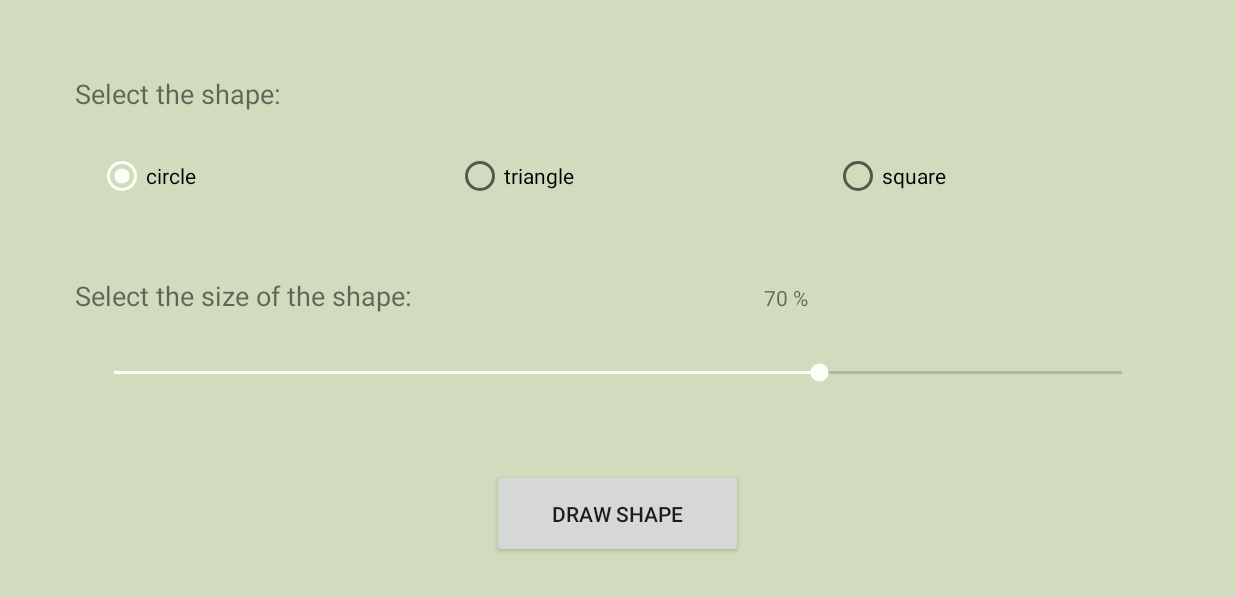
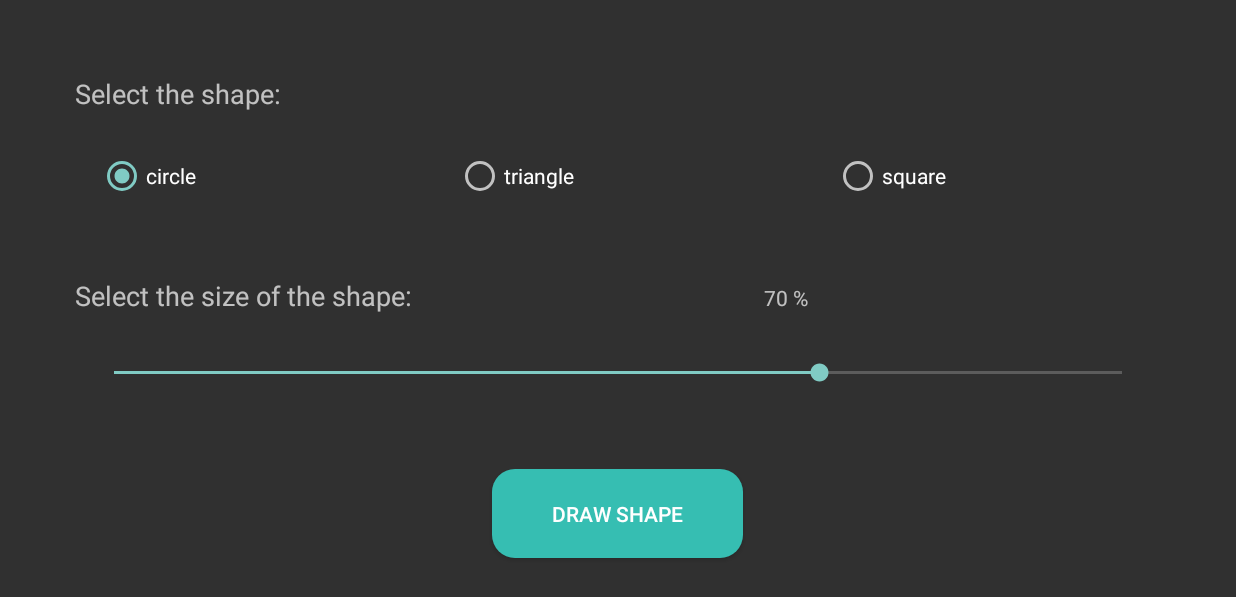
Before and after one commit to jb4634/TestApp_4WEB, an Android app: the ShapeActivity screen opened directly, with no data from a screen before it, on a phone screen of 824 x 412 dp (held sideways). Shown: the top 597 px of the screen. Run offline under Robolectric (Android 15) with nearby library versions, the phone set to English and light mode, and no system bars.

Commit message:
Default dark barve izbrane

```diff
--- a/app/src/main/java/com/example/blajan/testapp/DrawActivity.java
+++ b/app/src/main/java/com/example/blajan/testapp/DrawActivity.java
@@ -126,7 +126,7 @@ public class DrawActivity extends AppCompatActivity {
             super(context);
             paint = new Paint();
             paint.setStyle(Paint.Style.STROKE);
-            paint.setColor(Color.BLUE);
+            paint.setColor(Color.parseColor("#01A19B"));
         }
 
         @Override
--- /dev/null
+++ b/app/src/main/res/drawable/button_enabled.xml
@@ -0,0 +1,17 @@
+<?xml version="1.0" encoding="utf-8"?>
+<shape xmlns:android="http://schemas.android.com/apk/res/android" android:shape="rectangle">
+    <corners
+        android:radius="15dp"/>
+
+    <padding
+        android:bottom="7dp"
+        android:left="7dp"
+        android:right="7dp"
+        android:top="7dp" />
+
+    <!--stroke
+        android:width="2dp"
+        android:color="@color/buttonStroke" /-->
+
+    <solid android:color="@color/buttonBackground" />
+</shape>
--- a/app/src/main/res/drawable/voice_r.xml
+++ /dev/null
@@ -1,6 +0,0 @@
-<?xml version="1.0" encoding="utf-8"?>
-<scale
-    xmlns:android="http://schemas.android.com/apk/res/android"
-    android:drawable="@drawable/voice"
-    android:scaleHeight="30%"
-    android:scaleWidth="30%" />
--- a/app/src/main/res/layout/activity_main.xml
+++ b/app/src/main/res/layout/activity_main.xml
@@ -22,8 +22,9 @@
                 android:layout_height="wrap_content"
                 android:layout_centerHorizontal="true"
                 android:layout_centerVertical="true"
-                android:text="Choose your task:"
-                android:textSize="20dp"
+                android:text=""
+                android:textSize="30dp"
+                android:textColor="#ffffff"
                 />
         </RelativeLayout>
 
@@ -35,17 +36,21 @@
             android:layout_marginHorizontal="20dp">
             <Button
                 android:id="@+id/speechBtn"
+                style="@style/buttonText"
                 android:layout_height="match_parent"
                 android:layout_width="0dp"
                 android:text="Text to speech"
+                android:textSize="20dp"
                 android:layout_weight="1"
                 android:layout_marginRight="10dp"
                 />
             <Button
                 android:id="@+id/shapesBtn"
+                style="@style/buttonText"
                 android:layout_height="match_parent"
                 android:layout_width="0dp"
                 android:text="Shapes"
+                android:textSize="20dp"
                 android:layout_weight="1"
                 />
         </LinearLayout>
--- a/app/src/main/res/layout/activity_shape.xml
+++ b/app/src/main/res/layout/activity_shape.xml
@@ -18,12 +18,13 @@
             android:layout_height="wrap_content"
             android:layout_weight="1"
             android:layout_marginTop="30dp"
+            android:layout_marginStart="30dp"
             android:layout_marginLeft="30dp">
             <TextView
                 android:layout_width="match_parent"
                 android:layout_height="wrap_content"
-                android:text="Select the shape:"
-                android:textSize="18dp"
+                android:text="@string/select_the_shape"
+                android:textSize="18sp"
                 />
             <RadioGroup
                 android:id="@+id/group_shape"
@@ -31,27 +32,29 @@
                 android:layout_width="match_parent"
                 android:layout_height="wrap_content"
                 android:orientation="horizontal"
-                android:layout_marginLeft="15dp"
+                android:layout_marginStart="15dp"
                 android:checkedButton="@id/rb_circle"
-                >
+                android:layout_marginLeft="15dp">
                 <RadioButton
                     android:id="@+id/rb_circle"
                     android:layout_weight="1"
                     android:layout_width="wrap_content"
                     android:layout_height="wrap_content"
-                    android:text="circle" />
+                    android:text="@string/circle"
+                    />
                 <RadioButton
                     android:id="@+id/rb_triangle"
                     android:layout_weight="1"
                     android:layout_width="wrap_content"
                     android:layout_height="wrap_content"
-                    android:text="triangle" />
+                    android:text="@string/triangle"
+                    />
                 <RadioButton
                     android:id="@+id/rb_square"
                     android:layout_weight="1"
                     android:layout_width="wrap_content"
                     android:layout_height="wrap_content"
-                    android:text="square" />
+                    android:text="@string/square"/>
             </RadioGroup>
 
         </RelativeLayout>
@@ -59,7 +62,8 @@
             android:layout_width="match_parent"
             android:layout_height="wrap_content"
             android:layout_weight="1"
-            android:layout_marginHorizontal="30dp">
+            android:layout_marginStart="30dp"
+            android:layout_marginEnd="30dp">
             <LinearLayout
                 android:layout_width="match_parent"
                 android:layout_height="wrap_content"
@@ -67,13 +71,13 @@
                 <TextView
                     android:layout_width="wrap_content"
                     android:layout_height="wrap_content"
-                    android:text="Select the size of the shape:"
-                    android:textSize="18dp"/>
+                    android:text="@string/select_the_size_of_the_shape"
+                    android:textSize="18sp"/>
                 <TextView
                     android:id="@+id/size_text"
                     android:layout_width="match_parent"
                     android:layout_height="wrap_content"
-                    android:text="70 %"
+                    android:text="@string/default_progress"
                     android:gravity="center_horizontal"/>
 
             </LinearLayout>
@@ -82,7 +86,8 @@
                 android:layout_width="match_parent"
                 android:layout_height="wrap_content"
                 android:layout_centerVertical="true"
-                android:layout_marginHorizontal="10dp"
+                android:layout_marginStart="10dp"
+                android:layout_marginEnd="10dp"
                 android:max="100"
                 android:progress="70"
                 />
@@ -90,19 +95,20 @@
         <RelativeLayout
             android:layout_width="match_parent"
             android:layout_height="wrap_content"
->
+            >
             <Button
                 android:id="@+id/draw_button"
+                style="@style/buttonText"
                 android:layout_width="wrap_content"
                 android:layout_height="wrap_content"
                 android:layout_centerHorizontal="true"
-                android:text="Draw shape"
-                android:paddingHorizontal="40dp"
-                android:paddingVertical="20dp"
+                android:text="@string/draw_button"
+                android:paddingStart="40dp"
+                android:paddingEnd="40dp"
+                android:paddingTop="20dp"
+                android:paddingBottom="20dp"
                 android:layout_marginBottom="20dp"
                 />
         </RelativeLayout>
-
-
     </LinearLayout>
 </android.support.constraint.ConstraintLayout>
--- a/app/src/main/res/values/colors.xml
+++ b/app/src/main/res/values/colors.xml
@@ -1,8 +1,8 @@
 <?xml version="1.0" encoding="utf-8"?>
 <resources>
-    <color name="colorPrimary">#3E606F</color>
-    <color name="colorPrimaryDark">#193441</color>
-    <color name="colorAccent">#FCFFF5</color>
-    <color name="activityBackground">#D1DBBD</color>
-    <color name="button">#3E606F</color>
+    <color name="activityBackground">#102121</color>
+    <!--<color name="buttonBackground">#5a595b</color>-->
+    <color name="buttonBackground">#36BEB2</color>
+    <color name="buttonStroke">#ffffff</color>
+    <color name="buttonTextColor">#ffffff</color>
 </resources>
--- a/app/src/main/res/values/strings.xml
+++ b/app/src/main/res/values/strings.xml
@@ -1,5 +1,12 @@
 <resources>
     <string name="app_name">Test App</string>
+    <string name="select_the_shape">Select the shape:</string>
+    <string name="circle">circle</string>
+    <string name="triangle">triangle</string>
+    <string name="square">square</string>
+    <string name="select_the_size_of_the_shape">Select the size of the shape:</string>
+    <string name="default_progress">70 %</string>
+    <string name="draw_button">Draw shape</string>
     <string-array name="language_array">
         <item>English</item>
         <item>French</item>
--- a/app/src/main/res/values/styles.xml
+++ b/app/src/main/res/values/styles.xml
@@ -1,19 +1,14 @@
 <resources>
 
-    <!-- Base application theme. -->
-    <style name="AppTheme" parent="Theme.AppCompat.DayNight.NoActionBar.FullScreen">
-        <!-- Customize your theme here. -->
-        <item name="colorPrimary">@color/colorPrimary</item>
-        <item name="colorPrimaryDark">@color/colorPrimaryDark</item>
-        <item name="colorAccent">@color/colorAccent</item>
-        <item name="android:windowBackground">@color/activityBackground</item>
-        <item name="android:editTextColor">@color/button</item>
-    </style>
-
-    <style name="Theme.AppCompat.DayNight.NoActionBar.FullScreen" parent="@style/Theme.AppCompat.DayNight.NoActionBar">
+    <style name="AppTheme" parent="@style/Theme.AppCompat.NoActionBar">
         <item name="android:windowNoTitle">true</item>
         <item name="android:windowActionBar">false</item>
         <item name="android:windowFullscreen">true</item>
     </style>
 
+    <style name="buttonText">
+        <item name="android:textColor">@color/buttonTextColor</item>
+        <item name="android:background">@drawable/button_enabled</item>
+    </style>
+
 </resources>
```
Also changed, not shown: app/src/main/res/drawable/voice.png (deleted).
